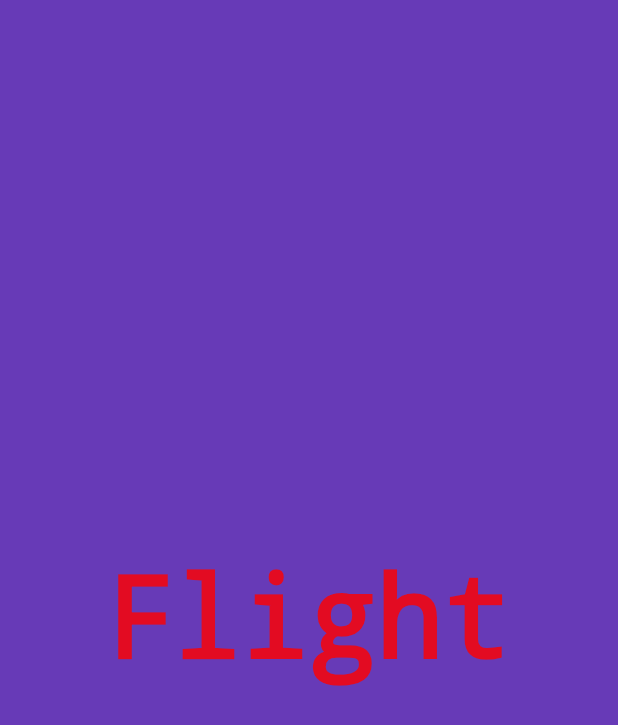
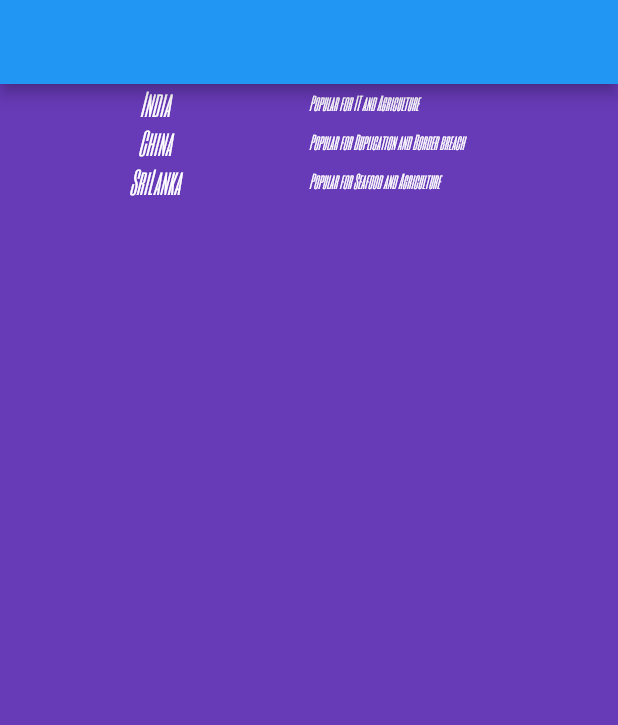
Before and after one commit to ashokslsk/Flutter-101, a Flutter app: the screen it shows after launch, on a phone screen of 412 x 824 dp. Shown: the top 725 px of the screen. Run offline on Flutter 3.47's test engine with Material 2 defaults, Android fonts, the phone set to English and light mode, and no system bars.

Commit message:
Added app bar Finished ROW and Columns

```diff
--- a/lib/app_screens/home.dart
+++ b/lib/app_screens/home.dart
@@ -5,22 +5,109 @@ class Home extends StatelessWidget{
   @override
   Widget build(BuildContext context) {
 
-    return  Center(
+    return  MaterialApp(
+        title: "Exploring UI Widgets",
+        home: Scaffold(
+          appBar: AppBar(),
+          body: Center(
             child: Container(
                 alignment: Alignment.center,
                 color: Colors.deepPurple,
-//        width: 200.0,
-//        height: 100.0,
-//        margin: EdgeInsets.all(15.0),
-        child: Text(
-            "Flight",
+                child:
+                Column(children: <Widget>[
+                  Row(
+                    children: <Widget>[
+                      Expanded(child: Text(
+                        "India",
+                        textAlign: TextAlign.center,
                         textDirection: TextDirection.ltr,
                         style: TextStyle(
                             decoration: TextDecoration.none,
-                fontSize: 75.0,
+                            fontSize: 20.0,
+                            fontFamily: 'SixCaps',
+                            fontStyle: FontStyle.italic,
+                            fontWeight: FontWeight.w300,
+                            color: Colors.white
+                        ),)),
 
-        ),),
+                      Expanded(child: Text(
+                        "Popular for IT and Agriculture",
+                        textDirection: TextDirection.ltr,
+                        style: TextStyle(
+                            decoration: TextDecoration.none,
+                            fontSize: 12.0,
+                            fontFamily: 'SixCaps',
+                            fontStyle: FontStyle.italic,
+                            fontWeight: FontWeight.w300,
+                            color: Colors.white
+                        ),)),
+                    ],
                   ),
+
+
+                  Row(
+                    children: <Widget>[
+                      Expanded(child: Text(
+                        "China",
+                        textAlign: TextAlign.center,
+                        textDirection: TextDirection.ltr,
+                        style: TextStyle(
+                            decoration: TextDecoration.none,
+                            fontSize: 20.0,
+                            fontFamily: 'SixCaps',
+                            fontStyle: FontStyle.italic,
+                            fontWeight: FontWeight.w300,
+                            color: Colors.white
+                        ),)),
+
+                      Expanded(child: Text(
+                        "Popular for Duplication and Border breach",
+                        textDirection: TextDirection.ltr,
+                        style: TextStyle(
+                            decoration: TextDecoration.none,
+                            fontSize: 12.0,
+                            fontFamily: 'SixCaps',
+                            fontStyle: FontStyle.italic,
+                            fontWeight: FontWeight.w300,
+                            color: Colors.white
+                        ),)),
+                    ],
+                  ),
+
+                  Row(
+                    children: <Widget>[
+                      Expanded(child: Text(
+                        "SriLanka",
+                        textAlign: TextAlign.center,
+                        textDirection: TextDirection.ltr,
+                        style: TextStyle(
+                            decoration: TextDecoration.none,
+                            fontSize: 20.0,
+                            fontFamily: 'SixCaps',
+                            fontStyle: FontStyle.italic,
+                            fontWeight: FontWeight.w300,
+                            color: Colors.white
+                        ),)),
+
+                      Expanded(child: Text(
+                        "Popular for Seafood and Agriculture",
+                        textDirection: TextDirection.ltr,
+                        style: TextStyle(
+                            decoration: TextDecoration.none,
+                            fontSize: 12.0,
+                            fontFamily: 'SixCaps',
+                            fontStyle: FontStyle.italic,
+                            fontWeight: FontWeight.w300,
+                            color: Colors.white
+                        ),)),
+                    ],
+                  )
+                ],)
+            ),
+          ),
+        )
+
+
     );
   }
 
--- a/lib/main.dart
+++ b/lib/main.dart
@@ -1,10 +1,6 @@
 import 'package:flutter/material.dart';
-
 import 'app_screens/home.dart';
 
 void main() {
-  runApp(MaterialApp(
-    title: "Exploring UI Widgets",
-    home: Home(),
-  ));
+  runApp(Home());
 }
```
Lines whose indentation alone changed are shown as unchanged.
